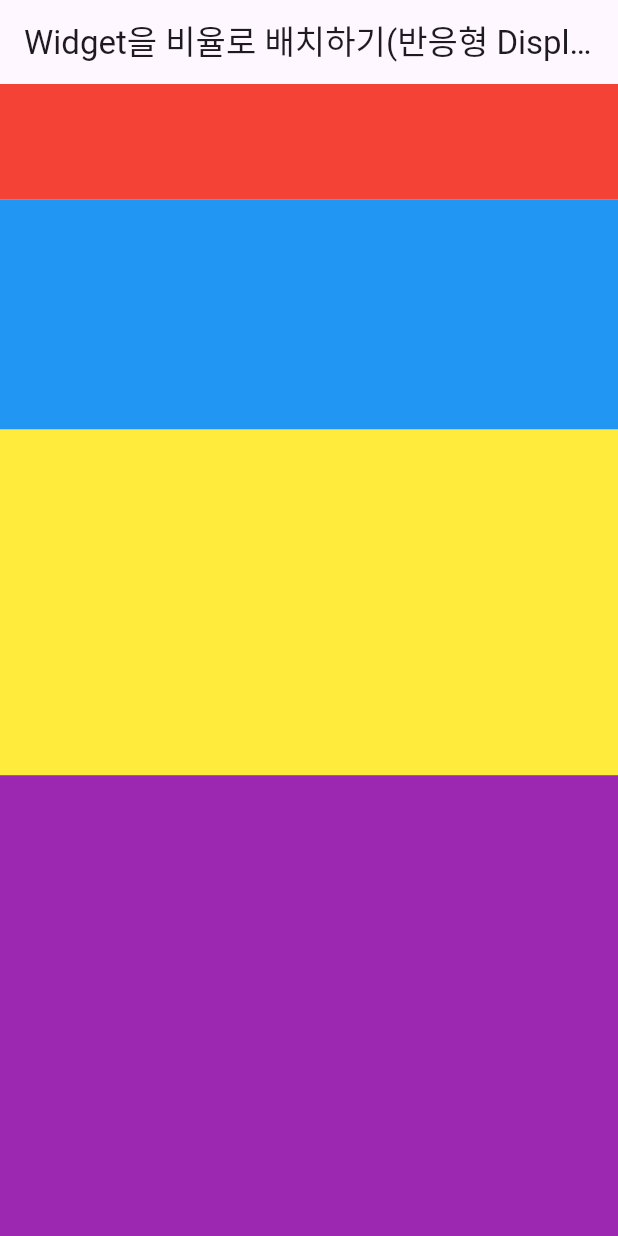
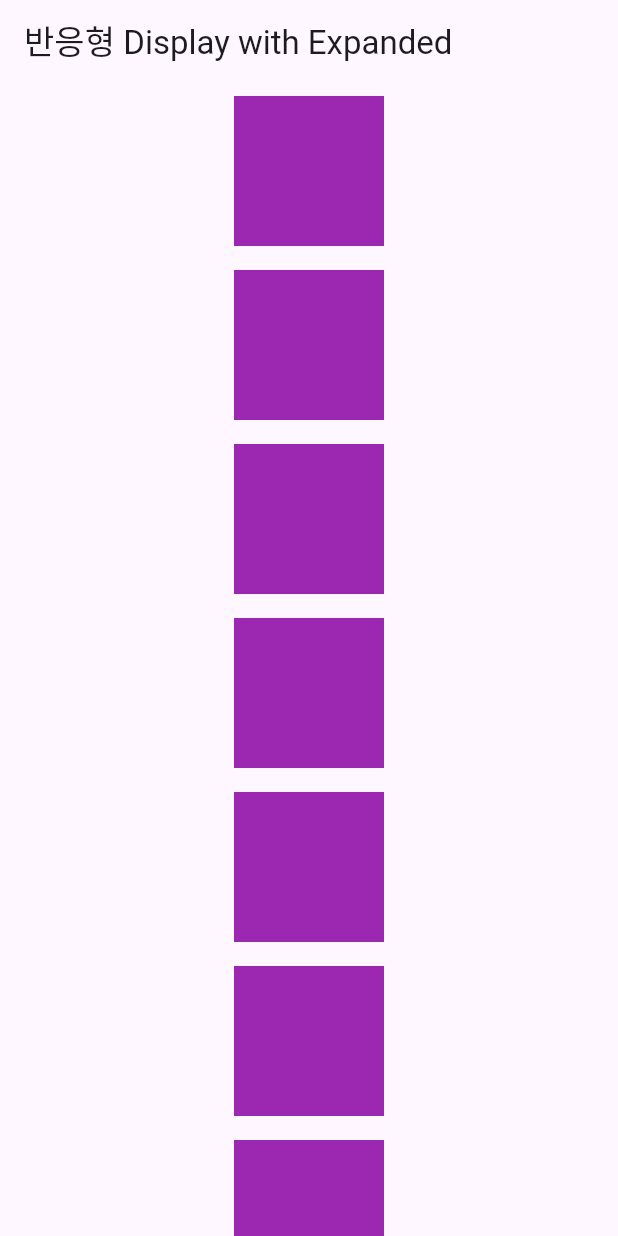
Before and after one commit to kamja44/Dart_Flutter, a Flutter app: the screen it shows after launch, on a phone screen of 412 x 824 dp. Run offline on Flutter 3.47's test engine with Material 3 defaults, Android fonts, the phone set to English and light mode, and no system bars.

Commit message:
Expanded
반응형 Dispaly 2

```diff
--- a/flutter_study/lib/main.dart
+++ b/flutter_study/lib/main.dart
@@ -5,7 +5,7 @@ void main() {
     MaterialApp(
       home: Scaffold(
         appBar: AppBar(
-          title: Text("Widget을 비율로 배치하기(반응형 Display)"),
+          title: Text("반응형 Display with Expanded"),
         ),
         body: Body(),
       ),
@@ -18,33 +18,124 @@ class Body extends StatelessWidget {
 
   @override
   Widget build(BuildContext context) {
-    return Column(
+    return SingleChildScrollView(
+      child: Column(
         children: [
-        Flexible(
-          flex: 1,
+          Container(
+            width: 100,
+            height: 100,
+            color: Colors.purple,
+            margin: EdgeInsets.symmetric(vertical: 8),
+          ),
+          Expanded(
             child: Container(
-            color: Colors.red,
+              color: Colors.black,
             ),
           ),
-        Flexible(
-          flex: 2,
-          child: Container(
-            color: Colors.blue,
+          Container(
+            width: 100,
+            height: 100,
+            color: Colors.purple,
+            margin: EdgeInsets.symmetric(vertical: 8),
           ),
+          Container(
+            width: 100,
+            height: 100,
+            color: Colors.purple,
+            margin: EdgeInsets.symmetric(vertical: 8),
           ),
-        Flexible(
-          flex: 3,
-          child: Container(
-            color: Colors.yellow,
+          Container(
+            width: 100,
+            height: 100,
+            color: Colors.purple,
+            margin: EdgeInsets.symmetric(vertical: 8),
           ),
+          Container(
+            width: 100,
+            height: 100,
+            color: Colors.purple,
+            margin: EdgeInsets.symmetric(vertical: 8),
           ),
-        Flexible(
-          flex: 4,
-          child: Container(
+          Container(
+            width: 100,
+            height: 100,
             color: Colors.purple,
+            margin: EdgeInsets.symmetric(vertical: 8),
           ),
+          Container(
+            width: 100,
+            height: 100,
+            color: Colors.purple,
+            margin: EdgeInsets.symmetric(vertical: 8),
+          ),
+          Container(
+            width: 100,
+            height: 100,
+            color: Colors.purple,
+            margin: EdgeInsets.symmetric(vertical: 8),
+          ),
+          Container(
+            width: 100,
+            height: 100,
+            color: Colors.purple,
+            margin: EdgeInsets.symmetric(vertical: 8),
+          ),
+          Container(
+            width: 100,
+            height: 100,
+            color: Colors.purple,
+            margin: EdgeInsets.symmetric(vertical: 8),
+          ),
+          Container(
+            width: 100,
+            height: 100,
+            color: Colors.purple,
+            margin: EdgeInsets.symmetric(vertical: 8),
+          ),
+          Container(
+            width: 100,
+            height: 100,
+            color: Colors.purple,
+            margin: EdgeInsets.symmetric(vertical: 8),
+          ),
+          Container(
+            width: 100,
+            height: 100,
+            color: Colors.purple,
+            margin: EdgeInsets.symmetric(vertical: 8),
+          ),
+          Container(
+            width: 100,
+            height: 100,
+            color: Colors.purple,
+            margin: EdgeInsets.symmetric(vertical: 8),
+          ),
+          Container(
+            width: 100,
+            height: 100,
+            color: Colors.purple,
+            margin: EdgeInsets.symmetric(vertical: 8),
+          ),
+          Container(
+            width: 100,
+            height: 100,
+            color: Colors.purple,
+            margin: EdgeInsets.symmetric(vertical: 8),
+          ),
+          Container(
+            width: 100,
+            height: 100,
+            color: Colors.purple,
+            margin: EdgeInsets.symmetric(vertical: 8),
+          ),
+          Container(
+            width: 100,
+            height: 100,
+            color: Colors.purple,
+            margin: EdgeInsets.symmetric(vertical: 8),
           ),
         ],
+      ),
     );
   }
 }
```
Also changed, not shown: 1 other file. Lines whose indentation alone changed are shown as unchanged.
